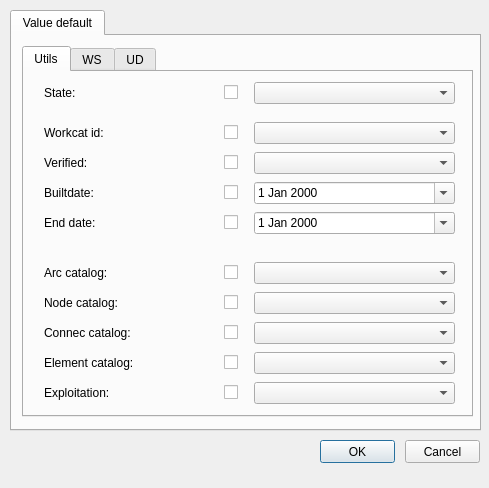
Giswater/giswater_qgis_plugin, file ui/config_edit.ui: the form before one commit.
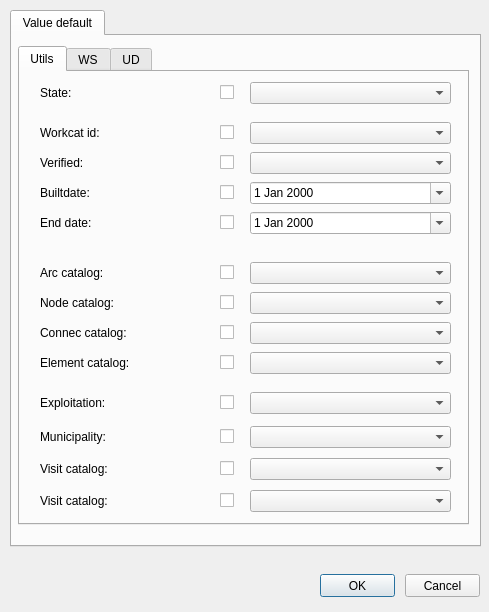
The form after the commit.

Commit message: New fields on 'config_edit' form

```diff
--- a/ui/config_edit.ui
+++ b/ui/config_edit.ui
@@ -7,7 +7,7 @@
     <x>0</x>
     <y>0</y>
     <width>489</width>
-    <height>488</height>
+    <height>612</height>
    </rect>
   </property>
   <property name="windowTitle">
@@ -17,7 +17,7 @@
    <property name="geometry">
     <rect>
      <x>320</x>
-     <y>440</y>
+     <y>574</y>
      <width>75</width>
      <height>23</height>
     </rect>
@@ -30,7 +30,7 @@
    <property name="geometry">
     <rect>
      <x>405</x>
-     <y>440</y>
+     <y>574</y>
      <width>75</width>
      <height>23</height>
     </rect>
@@ -45,7 +45,7 @@
      <x>10</x>
      <y>10</y>
      <width>471</width>
-     <height>421</height>
+     <height>537</height>
     </rect>
    </property>
    <property name="currentIndex">
@@ -58,10 +58,10 @@
     <widget class="QTabWidget" name="tab_config">
      <property name="geometry">
       <rect>
-       <x>10</x>
+       <x>6</x>
        <y>10</y>
        <width>451</width>
-       <height>371</height>
+       <height>479</height>
       </rect>
      </property>
      <property name="currentIndex">
@@ -553,7 +553,7 @@
        <property name="geometry">
         <rect>
          <x>200</x>
-         <y>310</y>
+         <y>320</y>
          <width>20</width>
          <height>21</height>
         </rect>
@@ -566,7 +566,7 @@
        <property name="geometry">
         <rect>
          <x>20</x>
-         <y>310</y>
+         <y>320</y>
          <width>141</width>
          <height>22</height>
         </rect>
@@ -625,7 +625,7 @@
        <property name="geometry">
         <rect>
          <x>230</x>
-         <y>310</y>
+         <y>320</y>
          <width>201</width>
          <height>22</height>
         </rect>
@@ -667,6 +667,183 @@
         <number>3</number>
        </property>
       </widget>
+      <widget class="QComboBox" name="municipality_vdefault">
+       <property name="geometry">
+        <rect>
+         <x>230</x>
+         <y>354</y>
+         <width>201</width>
+         <height>22</height>
+        </rect>
+       </property>
+      </widget>
+      <widget class="QLabel" name="label_municipality_id">
+       <property name="geometry">
+        <rect>
+         <x>20</x>
+         <y>354</y>
+         <width>141</width>
+         <height>22</height>
+        </rect>
+       </property>
+       <property name="font">
+        <font>
+         <pointsize>9</pointsize>
+        </font>
+       </property>
+       <property name="frameShape">
+        <enum>QFrame::NoFrame</enum>
+       </property>
+       <property name="frameShadow">
+        <enum>QFrame::Plain</enum>
+       </property>
+       <property name="text">
+        <string>Municipality:</string>
+       </property>
+       <property name="textFormat">
+        <enum>Qt::AutoText</enum>
+       </property>
+       <property name="scaledContents">
+        <bool>false</bool>
+       </property>
+       <property name="alignment">
+        <set>Qt::AlignLeading|Qt::AlignLeft|Qt::AlignVCenter</set>
+       </property>
+       <property name="margin">
+        <number>3</number>
+       </property>
+      </widget>
+      <widget class="QCheckBox" name="chk_municipality_vdefault_2">
+       <property name="geometry">
+        <rect>
+         <x>200</x>
+         <y>354</y>
+         <width>20</width>
+         <height>21</height>
+        </rect>
+       </property>
+       <property name="text">
+        <string/>
+       </property>
+      </widget>
+      <widget class="QLabel" name="label_visitcat">
+       <property name="geometry">
+        <rect>
+         <x>20</x>
+         <y>386</y>
+         <width>141</width>
+         <height>22</height>
+        </rect>
+       </property>
+       <property name="font">
+        <font>
+         <pointsize>9</pointsize>
+        </font>
+       </property>
+       <property name="frameShape">
+        <enum>QFrame::NoFrame</enum>
+       </property>
+       <property name="frameShadow">
+        <enum>QFrame::Plain</enum>
+       </property>
+       <property name="text">
+        <string>Visit catalog:</string>
+       </property>
+       <property name="textFormat">
+        <enum>Qt::AutoText</enum>
+       </property>
+       <property name="scaledContents">
+        <bool>false</bool>
+       </property>
+       <property name="alignment">
+        <set>Qt::AlignLeading|Qt::AlignLeft|Qt::AlignVCenter</set>
+       </property>
+       <property name="margin">
+        <number>3</number>
+       </property>
+      </widget>
+      <widget class="QCheckBox" name="chk_visitcat_vdefault">
+       <property name="geometry">
+        <rect>
+         <x>200</x>
+         <y>386</y>
+         <width>20</width>
+         <height>21</height>
+        </rect>
+       </property>
+       <property name="text">
+        <string/>
+       </property>
+      </widget>
+      <widget class="QComboBox" name="visitcat_vdefault">
+       <property name="geometry">
+        <rect>
+         <x>230</x>
+         <y>386</y>
+         <width>201</width>
+         <height>22</height>
+        </rect>
+       </property>
+      </widget>
+      <widget class="QComboBox" name="visitcat_vdefault_2">
+       <property name="geometry">
+        <rect>
+         <x>230</x>
+         <y>418</y>
+         <width>201</width>
+         <height>22</height>
+        </rect>
+       </property>
+      </widget>
+      <widget class="QLabel" name="label_visitcat_2">
+       <property name="geometry">
+        <rect>
+         <x>20</x>
+         <y>418</y>
+         <width>141</width>
+         <height>22</height>
+        </rect>
+       </property>
+       <property name="font">
+        <font>
+         <pointsize>9</pointsize>
+        </font>
+       </property>
+       <property name="frameShape">
+        <enum>QFrame::NoFrame</enum>
+       </property>
+       <property name="frameShadow">
+        <enum>QFrame::Plain</enum>
+       </property>
+       <property name="text">
+        <string>Visit catalog:</string>
+       </property>
+       <property name="textFormat">
+        <enum>Qt::AutoText</enum>
+       </property>
+       <property name="scaledContents">
+        <bool>false</bool>
+       </property>
+       <property name="alignment">
+        <set>Qt::AlignLeading|Qt::AlignLeft|Qt::AlignVCenter</set>
+       </property>
+       <property name="margin">
+        <number>3</number>
+       </property>
+      </widget>
+      <widget class="QCheckBox" name="chk_visitcat_vdefault_2">
+       <property name="geometry">
+        <rect>
+         <x>200</x>
+         <y>418</y>
+         <width>20</width>
+         <height>21</height>
+        </rect>
+       </property>
+       <property name="text">
+        <string/>
+       </property>
+      </widget>
      </widget>
      <widget class="QWidget" name="tab_21">
       <attribute name="title">
```
